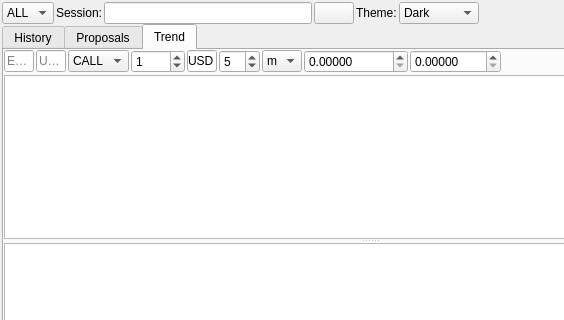
Old version of the form ui/wdgcentral.ui in the repository fabriziodesiati/BrokerTelegramBot; both pictures show x 0 to 564 and y 0 to 320 of the 740 by 577 pixel window.
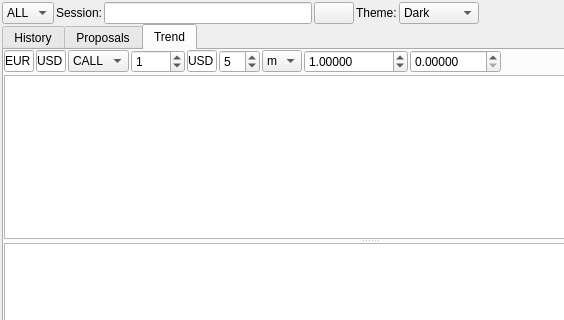
New version of the form. Icons and pictures are not drawn.

Commit message: MAJOR:first stable version for Trend

What changed in the file:
```diff
--- a/ui/wdgcentral.ui
+++ b/ui/wdgcentral.ui
@@ -532,6 +532,9 @@
          <property name="inputMask">
           <string/>
          </property>
+         <property name="text">
+          <string>EUR</string>
+         </property>
          <property name="maxLength">
           <number>3</number>
          </property>
@@ -562,6 +565,9 @@
          <property name="maximum">
           <double>100000.000000000000000</double>
          </property>
+         <property name="value">
+          <double>1.000000000000000</double>
+         </property>
         </widget>
        </item>
        <item row="0" column="8">
@@ -597,6 +603,9 @@
          <property name="inputMask">
           <string/>
          </property>
+         <property name="text">
+          <string>USD</string>
+         </property>
          <property name="maxLength">
           <number>3</number>
          </property>
```
Left out of the diff: 33 changed lines with no effect on the pictures. The commit also changes 2 other files.
